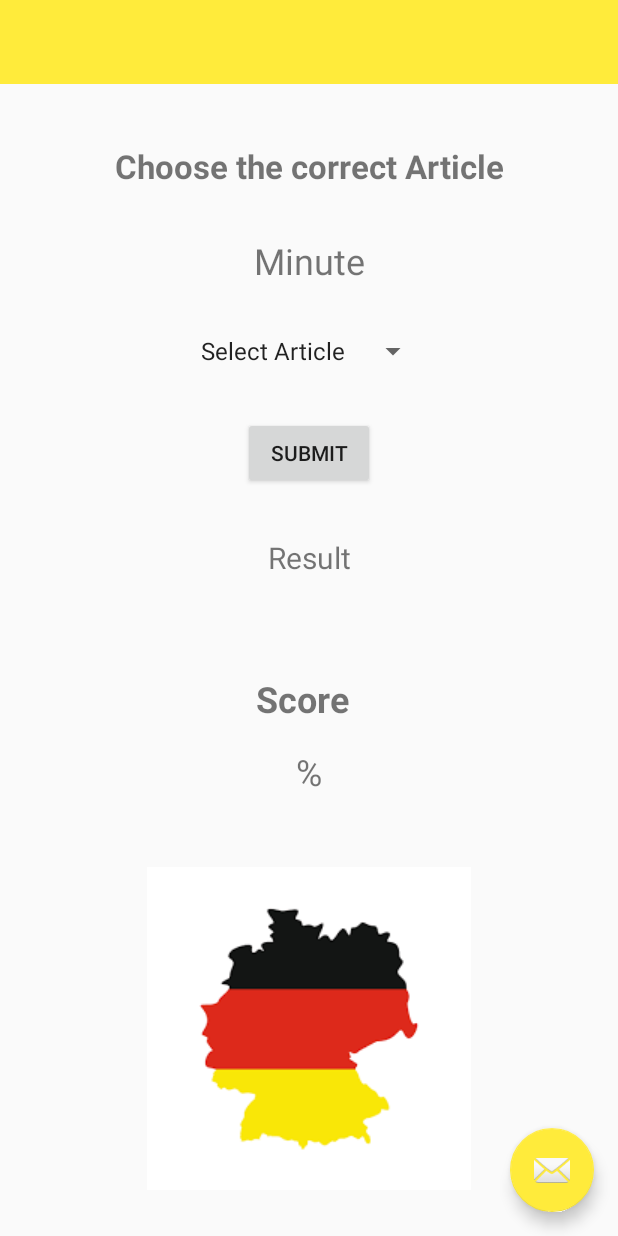
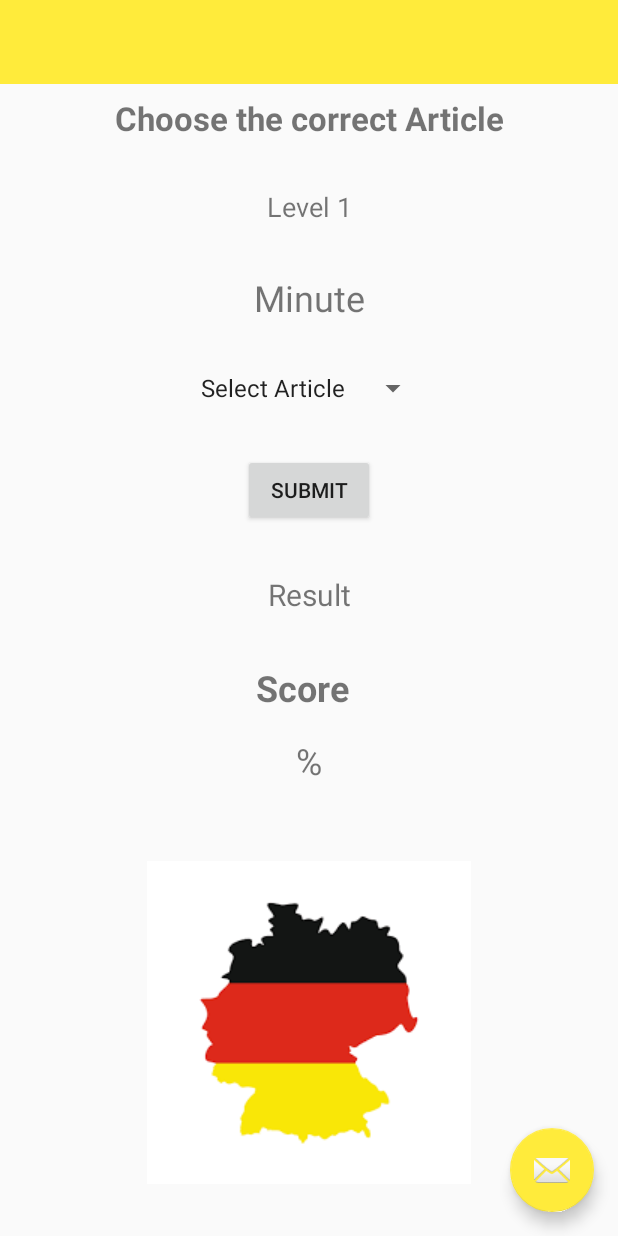
Before and after one commit to lucianodebortoli/GermanArticlesGame, an Android app: the screen it shows after launch (MainActivity), on a phone screen of 412 x 824 dp. Run offline under Robolectric (Android 15) with nearby library versions, the phone set to English and light mode, and no system bars.

Commit message:
added levels

```diff
--- a/app/src/main/java/org/luciano/germanarticles/MainActivity.java
+++ b/app/src/main/java/org/luciano/germanarticles/MainActivity.java
@@ -14,8 +14,6 @@ import android.widget.ArrayAdapter;
 import android.widget.Button;
 import android.widget.Spinner;
 import android.widget.TextView;
-import android.widget.Toast;
-
 import java.io.BufferedReader;
 import java.io.IOException;
 import java.io.InputStream;
@@ -30,12 +28,18 @@ public class MainActivity extends AppCompatActivity implements AdapterView.OnIte
     private TextView nounTV;
     private TextView scoreTV;
     private TextView userMessageTV;
+    private TextView levelTv;
     private Toolbar toolbar;
     private Button submitButton;
     private Spinner dropdown;
     private String dataPath = "data.csv";
     private String LOG_TAG = "article_log";
     private List<Entry> entries= new ArrayList<>();
+    private int[] levels;
+    private int[] ansPerLevels;
+    private int currentLevel;
+    private int currentAnsPerLevel;
+    private int currentCorrectAnsPerLevel;
     private Entry currentEntry;
     private String articleSelected;
     private Float score = 1.0f;
@@ -51,12 +55,20 @@ public class MainActivity extends AppCompatActivity implements AdapterView.OnIte
         startApp();
     }
 
-
     private void startUI() {
         initActionButton();
         findGlobalViews();
         initSpinner();
         initSubmitButton();
+        initLevels();
+    }
+
+    private void initLevels() {
+        levels = new int[] {1, 2, 3, 4, 5, 6, 7, 8, 9, 10, 11, 12, 13, 14, 15};
+        ansPerLevels = new int[] {3, 5, 8, 11, 21, 34, 55, 89, 144, 233, 377, 610, 987, 1597, 2584};
+        currentLevel = levels[0];
+        currentAnsPerLevel = ansPerLevels[0];
+        currentCorrectAnsPerLevel = 0;
     }
 
 
@@ -68,15 +80,14 @@ public class MainActivity extends AppCompatActivity implements AdapterView.OnIte
         });
     }
 
-
     private void findGlobalViews() {
         nounTV = findViewById(R.id.nounTV);
         toolbar = findViewById(R.id.toolbar);
         scoreTV = findViewById(R.id.scoreTV);
         submitButton = findViewById(R.id.submit_button);
         userMessageTV = findViewById(R.id.user_message);
+        levelTv = findViewById(R.id.levelTV);
     }
-
 
     private void startApp() {
         loadData(dataPath);
@@ -88,12 +99,9 @@ public class MainActivity extends AppCompatActivity implements AdapterView.OnIte
         nounTV.setText(currentEntry.getNoun());
     }
 
-
     private void loadData(String dataPath)  {
-
         InputStream inputStream = getResources().openRawResource(R.raw.data);
         BufferedReader reader = new BufferedReader(new InputStreamReader(inputStream, StandardCharsets.UTF_8));
-
         String line = "";
         try {
             String[] headers = reader.readLine().split(",");
@@ -132,10 +140,10 @@ public class MainActivity extends AppCompatActivity implements AdapterView.OnIte
         else {
             validateChoice();
             updateScore();
-            showNext();
+            updateLevel();
+            showNextEntry();
         }
     }
-
 
     private void initActionButton() {
         setSupportActionBar(toolbar);
@@ -149,15 +157,25 @@ public class MainActivity extends AppCompatActivity implements AdapterView.OnIte
         });
     }
 
-
     private void updateScore() {
         score =  (float) Math.round(correctAnswers / (float) answers * 100) / 100;
         scoreTV.setText((Math.round(100*score))+" %");
     }
 
+    private void updateLevel() {
+        if (currentCorrectAnsPerLevel>=currentAnsPerLevel)
+            nextLevel();
+        String levelText = "Level "+currentLevel+" ("+currentCorrectAnsPerLevel+"/"+currentAnsPerLevel+")";
+        levelTv.setText(levelText);
+    }
 
-    private void showNext() {
-        // update noun
+    private void nextLevel() {
+        currentLevel += 1;
+        currentAnsPerLevel = ansPerLevels[currentLevel-1];
+        currentCorrectAnsPerLevel = 0;
+    }
+
+    private void showNextEntry() {
         currentEntry = getRandomEntry();
         nounTV.setText(currentEntry.getNoun());
     }
@@ -171,17 +189,34 @@ public class MainActivity extends AppCompatActivity implements AdapterView.OnIte
     private void validateChoice() {
         answers += 1;
         if (articleSelected.equals(currentEntry.getArticle())) {
-            userMessageTV.setText("Correct");
-            userMessageTV.setTextColor(getResources().getColor(R.color.colorCorrect));
-            correctAnswers +=1;
+            incrementCounters();
+            showCorrectMsg();
         }
         else {
-            String msg = "Incorrect. Answer was " + currentEntry.getArticle() + " " + currentEntry.getNoun();
-            userMessageTV.setText(msg);
-            userMessageTV.setTextColor(getResources().getColor(R.color.colorIncorrect));
+            shotIncorrectMsg();
+            resetCounters();
         }
     }
 
+    private void resetCounters() {
+        currentCorrectAnsPerLevel = 0;
+    }
+
+    private void incrementCounters() {
+        correctAnswers +=1;
+        currentCorrectAnsPerLevel +=1;
+    }
+
+    private void shotIncorrectMsg() {
+        String msg = "Incorrect. Answer was " + currentEntry.getArticle() + " " + currentEntry.getNoun();
+        userMessageTV.setText(msg);
+        userMessageTV.setTextColor(getResources().getColor(R.color.colorIncorrect));
+    }
+
+    private void showCorrectMsg() {
+        userMessageTV.setText("Correct");
+        userMessageTV.setTextColor(getResources().getColor(R.color.colorCorrect));
+    }
 
     @Override
     public void onItemSelected(AdapterView<?> adapterView, View view, int i, long l) {
--- a/app/src/main/res/layout/activity_main.xml
+++ b/app/src/main/res/layout/activity_main.xml
@@ -25,7 +25,7 @@
             android:id="@+id/textview_first"
             android:layout_width="wrap_content"
             android:layout_height="wrap_content"
-            android:layout_marginTop="96dp"
+            android:layout_marginTop="64dp"
             android:text="@string/hello_first_fragment"
             android:textSize="22sp"
             android:textStyle="bold"
@@ -52,7 +52,7 @@
             android:textSize="24sp"
             app:layout_constraintEnd_toEndOf="parent"
             app:layout_constraintStart_toStartOf="parent"
-            app:layout_constraintTop_toBottomOf="@+id/textview_first" />
+            app:layout_constraintTop_toBottomOf="@+id/levelTV" />
 
         <TextView
             android:id="@+id/scoreTV"
@@ -69,7 +69,7 @@
             android:id="@+id/scoresTV"
             android:layout_width="wrap_content"
             android:layout_height="wrap_content"
-            android:layout_marginTop="64dp"
+            android:layout_marginTop="32dp"
             android:text="Score"
             android:textSize="24sp"
             android:textStyle="bold"
@@ -122,6 +122,18 @@
             app:layout_constraintEnd_toEndOf="parent"
             app:layout_constraintStart_toStartOf="parent"
             app:layout_constraintTop_toTopOf="parent" />
+
+        <TextView
+            android:id="@+id/levelTV"
+            android:layout_width="wrap_content"
+            android:layout_height="wrap_content"
+            android:layout_marginTop="32dp"
+            android:text="Level 1"
+            android:textSize="18sp"
+            app:layout_constraintEnd_toEndOf="parent"
+            app:layout_constraintStart_toStartOf="parent"
+            app:layout_constraintTop_toBottomOf="@+id/textview_first" />
+
     </androidx.constraintlayout.widget.ConstraintLayout>
 
     <com.google.android.material.floatingactionbutton.FloatingActionButton
```
Also changed, not shown: 1 other file.
